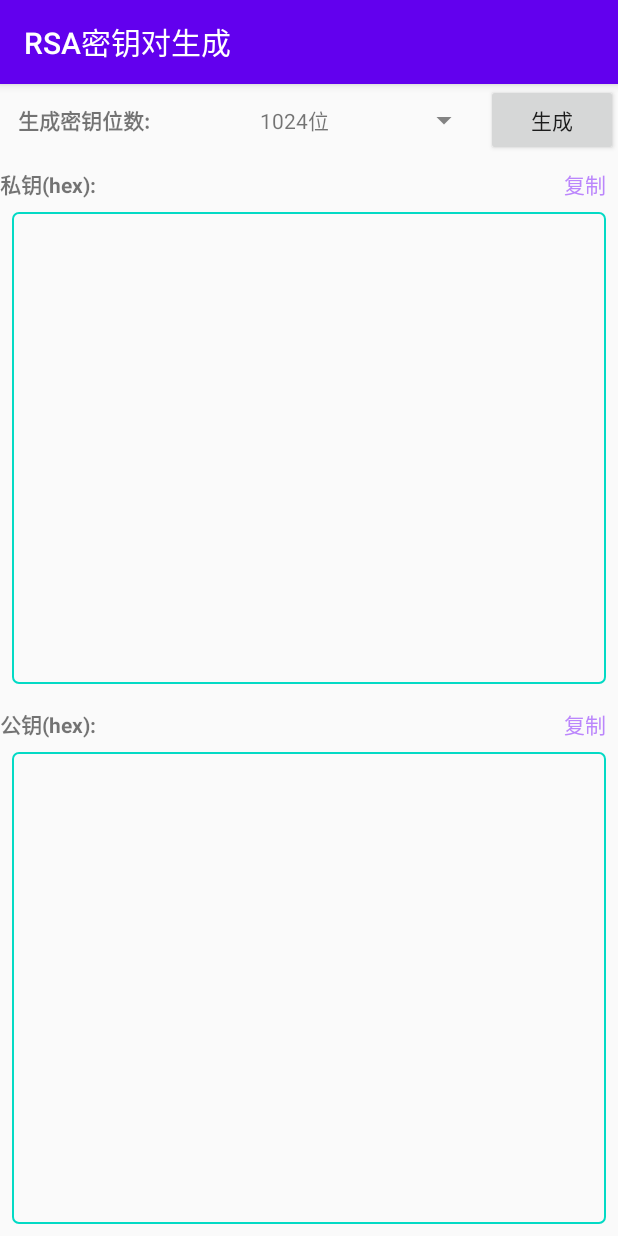
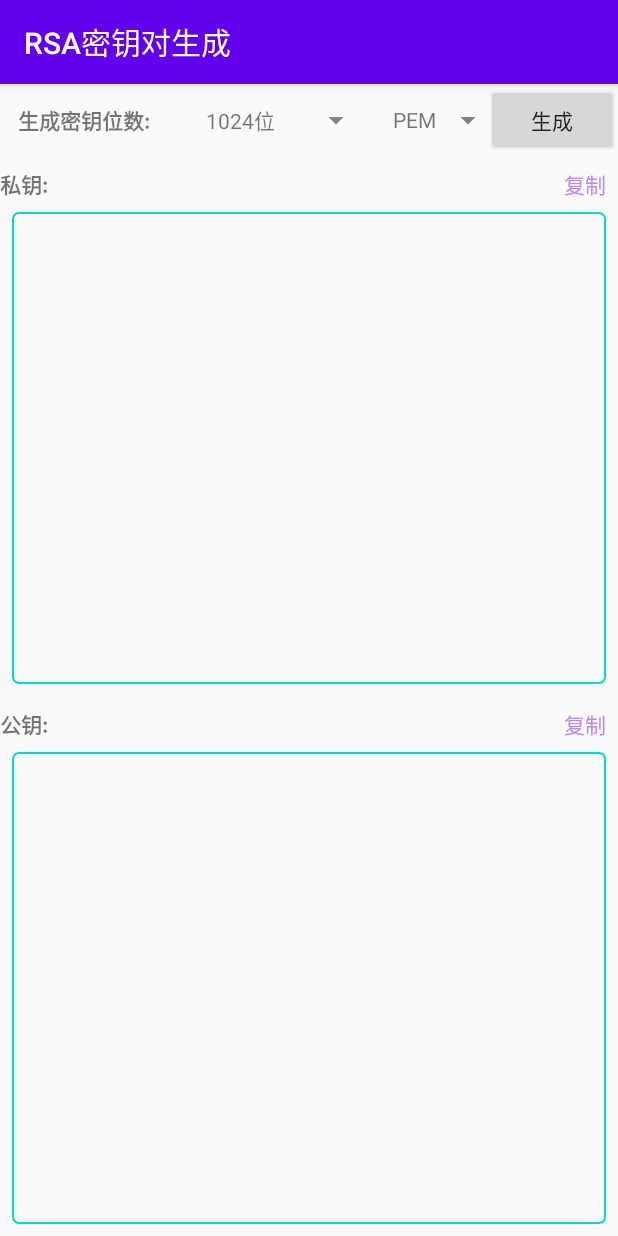
Before and after one commit to ngoluuduythai/cipher_andriod, an Android app: the screen it shows after launch (RSAGenActivity), after a tap on "RSA密钥对生成", on a phone screen of 412 x 824 dp. Run offline under Robolectric (Android 15) with nearby library versions, the phone set to English and light mode, and no system bars; libraries missing offline, so code that uses them is left out: cn.hutool.core, org.bouncycastle.util.

Commit message:
支持生成PEM格式的RSA密钥对

```diff
--- a/app/src/main/java/cn/woolsen/cipher/ui/RSAGenActivity.kt
+++ b/app/src/main/java/cn/woolsen/cipher/ui/RSAGenActivity.kt
@@ -7,11 +7,14 @@ import android.widget.Toast
 import androidx.appcompat.app.AppCompatActivity
 import androidx.appcompat.widget.PopupMenu
 import cn.hutool.core.util.HexUtil
-import cn.woolsen.cipher.Format
 import cn.woolsen.cipher.R
 import cn.woolsen.cipher.databinding.ActivityRsaGenBinding
 import cn.woolsen.cipher.util.ClipUtils
+import org.bouncycastle.util.io.pem.PemObject
+import org.bouncycastle.util.io.pem.PemWriter
+import java.io.StringWriter
 import java.security.KeyPairGenerator
+
 
 /**
  * @author woolsen
@@ -22,8 +25,12 @@ class RSAGenActivity : AppCompatActivity(), View.OnClickListener {
     private lateinit var bitMenu: PopupMenu
     private lateinit var binding: ActivityRsaGenBinding
 
-//    private lateinit var keyFormatMenu: PopupMenu
-//    private var keyFormat = Format.HEX
+    private lateinit var keyFormatMenu: PopupMenu
+    private var keyFormat = Format.Hex
+
+    private enum class Format {
+        Hex, PEM
+    }
 
     override fun onCreate(savedInstanceState: Bundle?) {
         super.onCreate(savedInstanceState)
@@ -31,17 +38,17 @@ class RSAGenActivity : AppCompatActivity(), View.OnClickListener {
         setContentView(binding.root)
         setTitle(R.string.title_rsa_gen)
 
-//        setKeyFormat(Format.HEX)
-//        keyFormatMenu = PopupMenu(this, binding.format, Gravity.BOTTOM).apply {
-//            inflate(R.menu.format_key_iv)
-//            setOnMenuItemClickListener {
-//                when (it?.itemId) {
-//                    R.id.hex -> setKeyFormat(Format.HEX)
-//                    R.id.ascii -> setKeyFormat(Format.ASCII)
-//                }
-//                true
-//            }
-//        }
+        setKeyFormat(Format.PEM)
+        keyFormatMenu = PopupMenu(this, binding.format, Gravity.BOTTOM).apply {
+            inflate(R.menu.format_rsa_key)
+            setOnMenuItemClickListener {
+                when (it?.itemId) {
+                    R.id.hex -> setKeyFormat(Format.Hex)
+                    R.id.pem -> setKeyFormat(Format.PEM)
+                }
+                true
+            }
+        }
 
         bitMenu = PopupMenu(this, binding.bit, Gravity.BOTTOM).apply {
             inflate(R.menu.rsa_gen_bit)
@@ -61,29 +68,49 @@ class RSAGenActivity : AppCompatActivity(), View.OnClickListener {
         binding.generate.setOnClickListener(this)
         binding.clipPrivate.setOnClickListener(this)
         binding.clipPublic.setOnClickListener(this)
-//        binding.format.setOnClickListener(this)
+        binding.format.setOnClickListener(this)
     }
 
     private fun generate() {
         val generator = KeyPairGenerator.getInstance("RSA")
         generator.initialize(bit)
         val keyPair = generator.genKeyPair()
-        val privateKey = HexUtil.encodeHexStr(keyPair.private.encoded)
+        val privateKey = when (keyFormat) {
+            Format.Hex -> HexUtil.encodeHexStr(keyPair.private.encoded)
+            Format.PEM -> {
+                val writer = StringWriter()
+                val pemWriter = PemWriter(writer)
+                pemWriter.writeObject(PemObject("PRIVATE KEY", keyPair.private.encoded))
+                pemWriter.flush()
+                pemWriter.close()
+                writer.toString()
+            }
+        }
         binding.privateKey.text = privateKey
-        val publicKey = HexUtil.encodeHexStr(keyPair.public.encoded)
+        val publicKey = when (keyFormat) {
+            Format.Hex -> HexUtil.encodeHexStr(keyPair.public.encoded)
+            Format.PEM -> {
+                val writer = StringWriter()
+                val pemWriter = PemWriter(writer)
+                pemWriter.writeObject(PemObject("PUBLIC KEY", keyPair.public.encoded))
+                pemWriter.flush()
+                pemWriter.close()
+                writer.toString()
+            }
+        }
         binding.publicKey.text = publicKey
     }
 
-//    private fun setKeyFormat(format: Format) {
-//        keyFormat = format
-//        binding.format.text = format.str
-//    }
+    private fun setKeyFormat(format: Format) {
+        keyFormat = format
+        binding.format.text = format.name
+    }
 
     override fun onClick(v: View?) {
         when (v?.id) {
+            R.id.generate -> generate()
             R.id.bit -> bitMenu.show()
-            R.id.generate -> generate()
-//            R.id.format -> keyFormatMenu.show()
+            R.id.format -> keyFormatMenu.show()
             R.id.clip_private -> {
                 ClipUtils.clip(this, binding.privateKey.text.toString())
                 Toast.makeText(this, "已复制到剪切版", Toast.LENGTH_SHORT).show()
--- a/app/src/main/res/layout/activity_rsa_gen.xml
+++ b/app/src/main/res/layout/activity_rsa_gen.xml
@@ -17,7 +17,7 @@
             android:layout_width="100dp"
             android:layout_height="wrap_content"
             android:gravity="end"
-            android:text="生成密钥位数:"
+            android:text="@string/label_rsa_gen_digit"
             android:textStyle="bold" />
 
         <TextView
@@ -31,24 +31,22 @@
             android:text="@string/bit1024"
             app:drawableEndCompat="@drawable/ic_down" />
 
-<!--        <TextView-->
-<!--            android:id="@+id/format"-->
-<!--            android:layout_width="72dp"-->
-<!--            android:layout_height="48dp"-->
-<!--            android:gravity="center"-->
-<!--            android:text="@string/hex"-->
-<!--            app:drawableEndCompat="@drawable/ic_down" />-->
+        <TextView
+            android:id="@+id/format"
+            android:layout_width="72dp"
+            android:layout_height="48dp"
+            android:gravity="center"
+            android:text="@string/hex"
+            app:drawableEndCompat="@drawable/ic_down" />
 
         <Button
             android:id="@+id/generate"
             android:layout_width="wrap_content"
             android:layout_height="wrap_content"
             android:layout_gravity="end"
-            android:text="生成" />
+            android:text="@string/generate" />
 
     </LinearLayout>
-
-
 
     <LinearLayout
         android:layout_width="match_parent"
@@ -59,7 +57,7 @@
             android:layout_width="wrap_content"
             android:layout_height="wrap_content"
             android:layout_marginTop="8dp"
-            android:text="私钥(hex):"
+            android:text="@string/label_private"
             android:textStyle="bold" />
 
         <View
@@ -76,7 +74,7 @@
             android:textColor="@color/purple_200"
             android:paddingStart="8dp"
             android:paddingEnd="8dp"
-            android:text="复制" />
+            android:text="@string/copy" />
 
     </LinearLayout>
 
@@ -105,7 +103,7 @@
             android:layout_width="wrap_content"
             android:layout_height="wrap_content"
             android:layout_marginTop="8dp"
-            android:text="公钥(hex):"
+            android:text="@string/label_public"
             android:textStyle="bold" />
 
         <View
@@ -122,7 +120,7 @@
             android:textColor="@color/purple_200"
             android:paddingStart="8dp"
             android:paddingEnd="8dp"
-            android:text="复制" />
+            android:text="@string/copy" />
 
     </LinearLayout>
 
@@ -142,5 +140,4 @@
 
     </ScrollView>
 
-
 </LinearLayout>
--- /dev/null
+++ b/app/src/main/res/menu/format_rsa_key.xml
@@ -0,0 +1,5 @@
+<?xml version="1.0" encoding="utf-8"?>
+<menu xmlns:android="http://schemas.android.com/apk/res/android">
+    <item android:id="@+id/hex" android:title="@string/hex" />
+    <item android:id="@+id/pem" android:title="@string/pem" />
+</menu>
--- a/app/src/main/res/values/strings.xml
+++ b/app/src/main/res/values/strings.xml
@@ -23,6 +23,9 @@
 
     <string name="hex">hex</string>
     <string name="base64">base64</string>
+    <string name="ascii">ASCII</string>
+    <string name="utf8">utf-8</string>
+    <string name="pem">PEM</string>
 
     <string name="title_aes">AES加密解密</string>
     <string name="title_des">DES加密解密</string>
@@ -41,8 +44,12 @@
     <string name="label_iv">初始化向量iv:</string>
     <string name="label_key">密钥:</string>
     <string name="label_iv_key_format">iv和密钥编码格式:</string>
-    <string name="ascii">ASCII</string>
-    <string name="utf8">utf-8</string>
     <string name="label_output">加密(hex)、解密(hex)转换结果:</string>
     <string name="label_input">待加密(hex)、解密(hex)的文本:</string>
+    <string name="label_rsa_gen_digit">生成密钥位数:</string>
+    <string name="label_private">私钥:</string>
+    <string name="label_public">公钥:</string>
+
+    <string name="generate">生成</string>
+    <string name="copy">复制</string>
 </resources>
```
Also changed, not shown: 1 other file.
